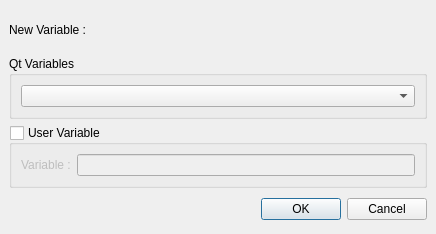
The window that ui/newvariable.ui (google-code-export/qdevelop) describes before a commit, drawn with Qt 5.
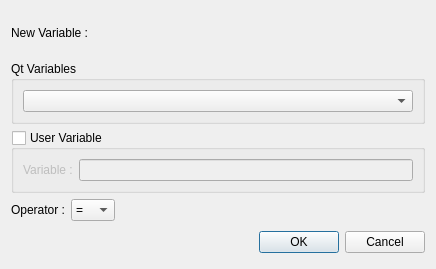
The same window after the commit.

Commit message: - Allow to add new files from the project explorer by clicking on title group (forms, sources etc.). Fixe issue 14 - The operators in project files ("=", "+=", "*=" and "~=") are correctly parsed when the project file is read or saved. Fixe issues 99. - When a sub-project is created, the wizard can create the sub-project with QDialog, QMainWindow and Empty template. Before the project was always empty. -Fixe a bug and restore the possibility to select texts with the mouse.

What changed in the file:
```diff
--- a/ui/newvariable.ui
+++ b/ui/newvariable.ui
@@ -9,35 +9,37 @@
     <x>0</x>
     <y>0</y>
     <width>436</width>
-    <height>234</height>
+    <height>269</height>
    </rect>
   </property>
   <property name="windowTitle" >
    <string>Dialog</string>
   </property>
   <layout class="QGridLayout" >
-   <property name="margin" >
-    <number>9</number>
-   </property>
-   <property name="spacing" >
-    <number>6</number>
-   </property>
    <item row="0" column="0" >
-    <layout class="QGridLayout" >
-     <property name="margin" >
-      <number>0</number>
-     </property>
-     <property name="spacing" >
-      <number>6</number>
-     </property>
-     <item row="3" column="0" >
       <layout class="QHBoxLayout" >
-       <property name="margin" >
-        <number>0</number>
-       </property>
        <property name="spacing" >
         <number>6</number>
        </property>
+     <property name="leftMargin" >
+      <number>0</number>
+     </property>
+     <property name="topMargin" >
+      <number>0</number>
+     </property>
+     <property name="rightMargin" >
+      <number>0</number>
+     </property>
+     <property name="bottomMargin" >
+      <number>0</number>
+     </property>
+     <item>
+      <widget class="QLabel" name="label" >
+       <property name="text" >
+        <string>New Variable :</string>
+       </property>
+      </widget>
+     </item>
        <item>
         <spacer>
          <property name="orientation" >
@@ -45,26 +47,12 @@
          </property>
          <property name="sizeHint" >
           <size>
-           <width>131</width>
-           <height>31</height>
+         <width>40</width>
+         <height>20</height>
           </size>
          </property>
         </spacer>
        </item>
-       <item>
-        <widget class="QPushButton" name="okButton" >
-         <property name="text" >
-          <string>OK</string>
-         </property>
-        </widget>
-       </item>
-       <item>
-        <widget class="QPushButton" name="cancelButton" >
-         <property name="text" >
-          <string>Cancel</string>
-         </property>
-        </widget>
-       </item>
       </layout>
      </item>
      <item row="1" column="0" >
@@ -73,10 +61,22 @@
         <string>Qt Variables</string>
        </property>
        <layout class="QGridLayout" >
-        <property name="margin" >
+      <property name="leftMargin" >
          <number>9</number>
         </property>
-        <property name="spacing" >
+      <property name="topMargin" >
+       <number>9</number>
+      </property>
+      <property name="rightMargin" >
+       <number>9</number>
+      </property>
+      <property name="bottomMargin" >
+       <number>9</number>
+      </property>
+      <property name="horizontalSpacing" >
+       <number>6</number>
+      </property>
+      <property name="verticalSpacing" >
          <number>6</number>
         </property>
         <item row="0" column="0" >
@@ -97,10 +97,22 @@
         <bool>false</bool>
        </property>
        <layout class="QGridLayout" >
-        <property name="margin" >
+      <property name="leftMargin" >
          <number>9</number>
         </property>
-        <property name="spacing" >
+      <property name="topMargin" >
+       <number>9</number>
+      </property>
+      <property name="rightMargin" >
+       <number>9</number>
+      </property>
+      <property name="bottomMargin" >
+       <number>9</number>
+      </property>
+      <property name="horizontalSpacing" >
+       <number>6</number>
+      </property>
+      <property name="verticalSpacing" >
          <number>6</number>
         </property>
         <item row="0" column="0" >
@@ -116,19 +128,42 @@
        </layout>
       </widget>
      </item>
-     <item row="0" column="0" >
+   <item row="3" column="0" >
       <layout class="QHBoxLayout" >
-       <property name="margin" >
-        <number>0</number>
+     <item>
+      <widget class="QLabel" name="label_3" >
+       <property name="text" >
+        <string>Operator :</string>
        </property>
-       <property name="spacing" >
-        <number>6</number>
-       </property>
+      </widget>
+     </item>
+     <item>
+      <widget class="QComboBox" name="comboOperator" >
+       <item>
+        <property name="text" >
+         <string>=</string>
+        </property>
+       </item>
        <item>
-        <widget class="QLabel" name="label" >
          <property name="text" >
-          <string>New Variable :</string>
-         </property>
+         <string>+=</string>
+        </property>
+       </item>
+       <item>
+        <property name="text" >
+         <string>-=</string>
+        </property>
+       </item>
+       <item>
+        <property name="text" >
+         <string>*=</string>
+        </property>
+       </item>
+       <item>
+        <property name="text" >
+         <string>~=</string>
+        </property>
+       </item>
         </widget>
        </item>
        <item>
@@ -146,6 +181,50 @@
        </item>
       </layout>
      </item>
+   <item row="4" column="0" >
+    <layout class="QHBoxLayout" >
+     <property name="spacing" >
+      <number>6</number>
+     </property>
+     <property name="leftMargin" >
+      <number>0</number>
+     </property>
+     <property name="topMargin" >
+      <number>0</number>
+     </property>
+     <property name="rightMargin" >
+      <number>0</number>
+     </property>
+     <property name="bottomMargin" >
+      <number>0</number>
+     </property>
+     <item>
+      <spacer>
+       <property name="orientation" >
+        <enum>Qt::Horizontal</enum>
+       </property>
+       <property name="sizeHint" >
+        <size>
+         <width>131</width>
+         <height>31</height>
+        </size>
+       </property>
+      </spacer>
+     </item>
+     <item>
+      <widget class="QPushButton" name="okButton" >
+       <property name="text" >
+        <string>OK</string>
+       </property>
+      </widget>
+     </item>
+     <item>
+      <widget class="QPushButton" name="cancelButton" >
+       <property name="text" >
+        <string>Cancel</string>
+       </property>
+      </widget>
+     </item>
     </layout>
    </item>
   </layout>
```
Left out of the diff: 4 changed lines with no effect on the pictures. Lines whose indentation alone changed are shown as unchanged. The commit also changes 11 other files.
